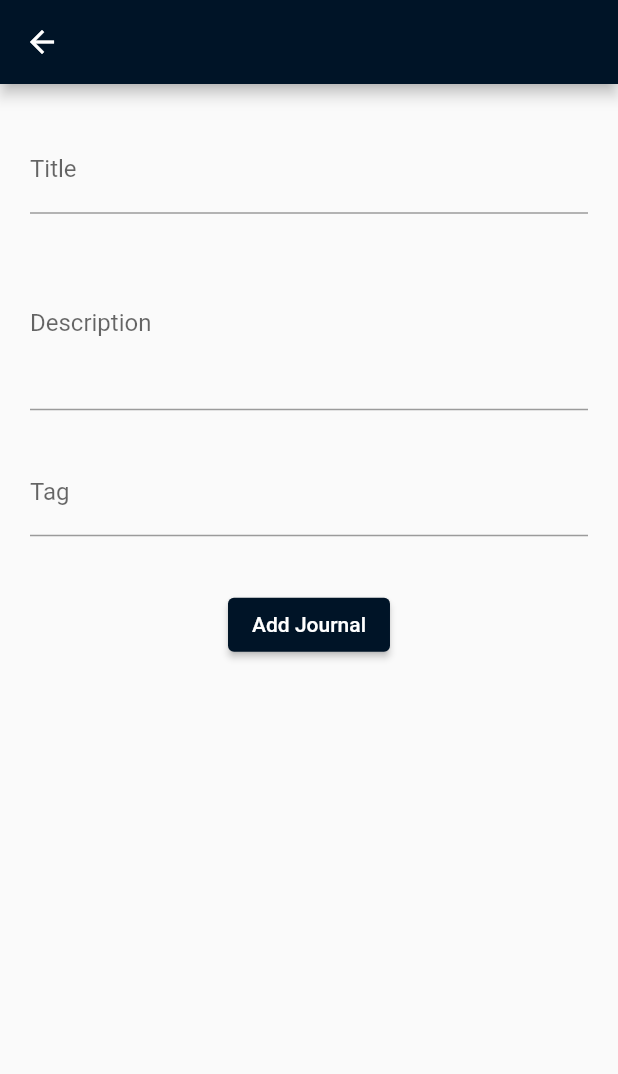
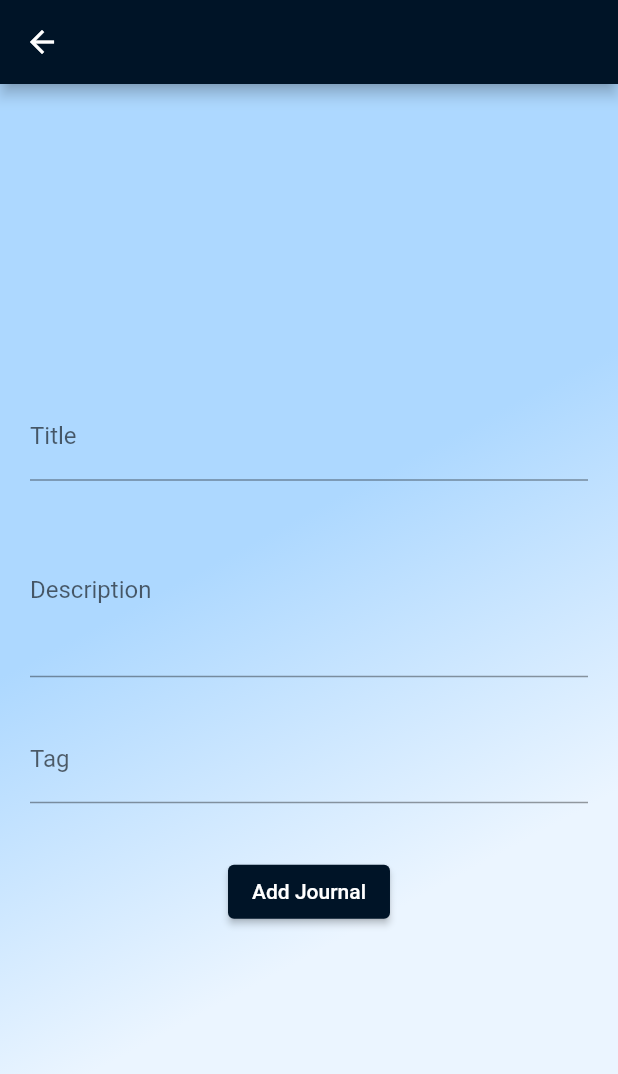
Before and after one commit to vansh132/Mystica, a Flutter app: the CreateJournalScreen screen opened by its route, on a phone screen of 412 x 824 dp. Shown: the top 1074 px of the screen. Run offline on Flutter 3.47's test engine with Material 2 defaults, Android fonts, the phone set to English and light mode, and no system bars; our stand-ins replace carousel_slider, drift, file_picker, pie_chart; accounts and stored records are empty; generated files the repository leaves out were written again.

```diff
--- a/lib/screens/submain-screens/journal/create_journal_screen.dart
+++ b/lib/screens/submain-screens/journal/create_journal_screen.dart
@@ -83,7 +83,16 @@ class _CreateJournalScreenState extends State<CreateJournalScreen> {
     return Scaffold(
       appBar: AppBar(),
       body: Container(
-          height: MediaQuery.of(context).size.height * 0.5,
+          decoration: const BoxDecoration(
+            gradient: LinearGradient(
+                // colors: [Color(0xff8EC5FC), Color(0xffE0C3FC)], //final - 1
+                colors: [Color(0xffADD8FF), Color(0xffEBF5FF)], //final - 1
+                stops: [0.4, 0.7],
+                begin: Alignment.topLeft,
+                end: Alignment.bottomRight),
+          ),
+          width: double.infinity,
+          height: MediaQuery.of(context).size.height,
           padding: EdgeInsets.only(
               top: 10,
               left: 20,
@@ -93,27 +102,36 @@ class _CreateJournalScreenState extends State<CreateJournalScreen> {
               child: Column(
             mainAxisAlignment: MainAxisAlignment.center,
             children: [
-              TextField(
+              SizedBox(
+                width: 550,
+                child: TextField(
                   decoration: const InputDecoration(labelText: 'Title'),
                   controller: _journalTitleController,
                   onSubmitted: (_) => _addJournal(),
                 ),
+              ),
               const SizedBox(
                 height: 15,
               ),
-              TextField(
+              SizedBox(
+                width: 550,
+                child: TextField(
                   decoration: const InputDecoration(labelText: 'Description'),
                   maxLines: 4,
                   controller: _journalDescriptionController,
                   onSubmitted: (_) => _addJournal(),
                 ),
+              ),
               const SizedBox(
                 height: 25,
               ),
-              TextField(
+              SizedBox(
+                width: 550,
+                child: TextField(
                   decoration: const InputDecoration(labelText: 'Tag'),
                   controller: _journalTagController,
                   onSubmitted: (_) => _addJournal(),
+                ),
               ),
               const SizedBox(
                 height: 35,
```
Also changed, not shown: lib/screens/main-screen/get_started_screen.dart (+7 -6 lines), lib/screens/submain-screens/todo/todo_screen.dart (+40 -8 lines), lib/widgets/Items/add_task.dart (added, +59 -0 lines), lib/widgets/Items/todo_item.dart (+12 -1 lines), lib/widgets/Items/journal_item.dart (line endings or trailing spaces). Lines whose indentation alone changed are shown as unchanged.
